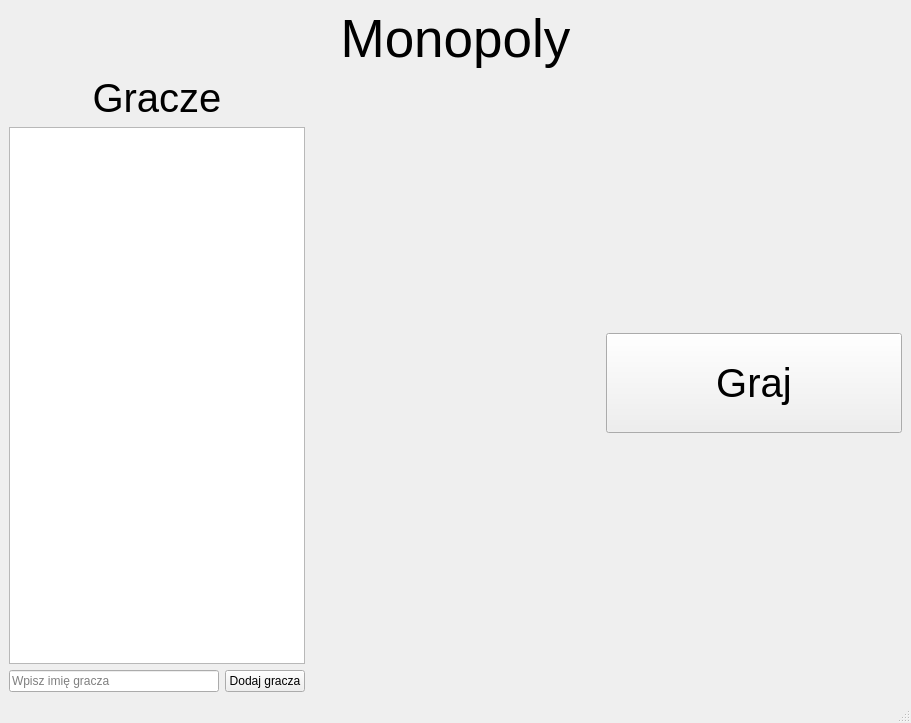
bembek7/PythonMonopolyGame, file GameWindow.ui: the form before one commit.
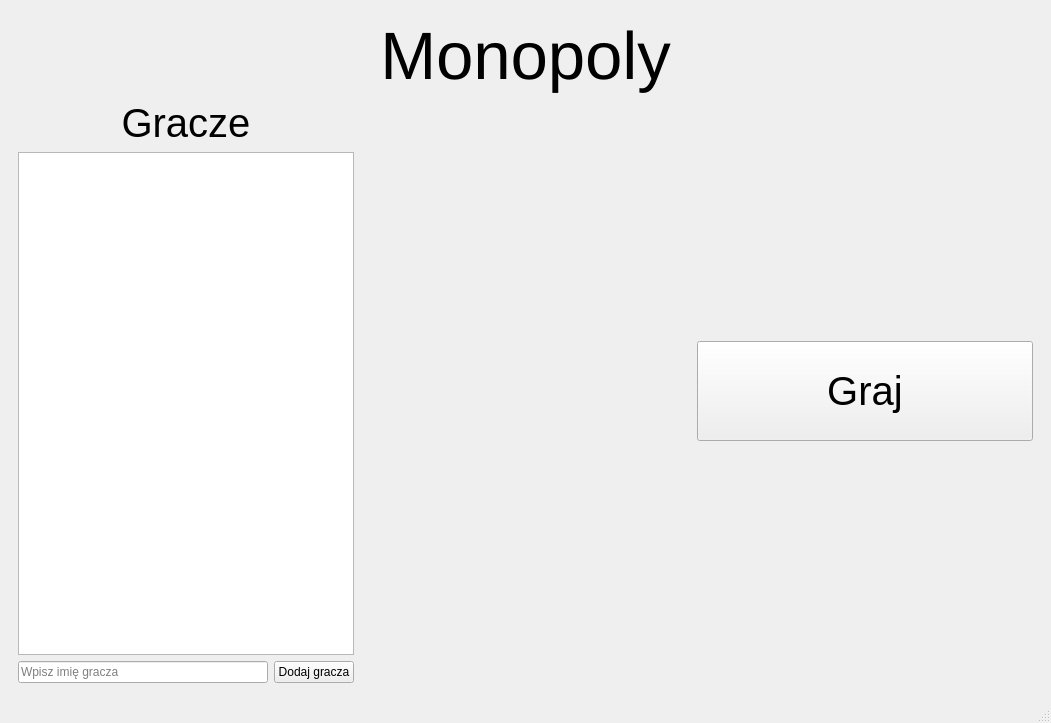
The form after the commit.

Commit message: changed names and added funcionality to "Graj" Button

Diff of the .ui file:
```diff
--- a/GameWindow.ui
+++ b/GameWindow.ui
@@ -6,7 +6,7 @@
    <rect>
     <x>0</x>
     <y>0</y>
-    <width>911</width>
+    <width>1051</width>
     <height>723</height>
    </rect>
   </property>
@@ -16,15 +16,19 @@
   <widget class="QWidget" name="centralwidget">
    <layout class="QVBoxLayout" name="verticalLayout_2">
     <item>
-     <widget class="QLabel" name="label_2">
+     <widget class="QStackedWidget" name="plansze">
+      <property name="currentIndex">
+       <number>0</number>
+      </property>
+      <widget class="QWidget" name="menu">
+       <layout class="QVBoxLayout" name="verticalLayout_3">
+        <item>
+         <widget class="QLabel" name="Logo">
       <property name="font">
        <font>
-        <pointsize>40</pointsize>
-       </font>
-      </property>
-      <property name="layoutDirection">
-       <enum>Qt::LeftToRight</enum>
-      </property>
+            <pointsize>50</pointsize>
+           </font>
+          </property>
       <property name="text">
        <string>Monopoly</string>
       </property>
@@ -174,6 +178,11 @@
     </item>
    </layout>
   </widget>
+      <widget class="QWidget" name="gra"/>
+     </widget>
+    </item>
+   </layout>
+  </widget>
   <widget class="QMenuBar" name="menubar">
    <property name="geometry">
     <rect>
```
Left out of the diff: 8 changed lines with no effect on the pictures. Lines whose indentation alone changed are shown as unchanged. The commit also changes 3 other files.
